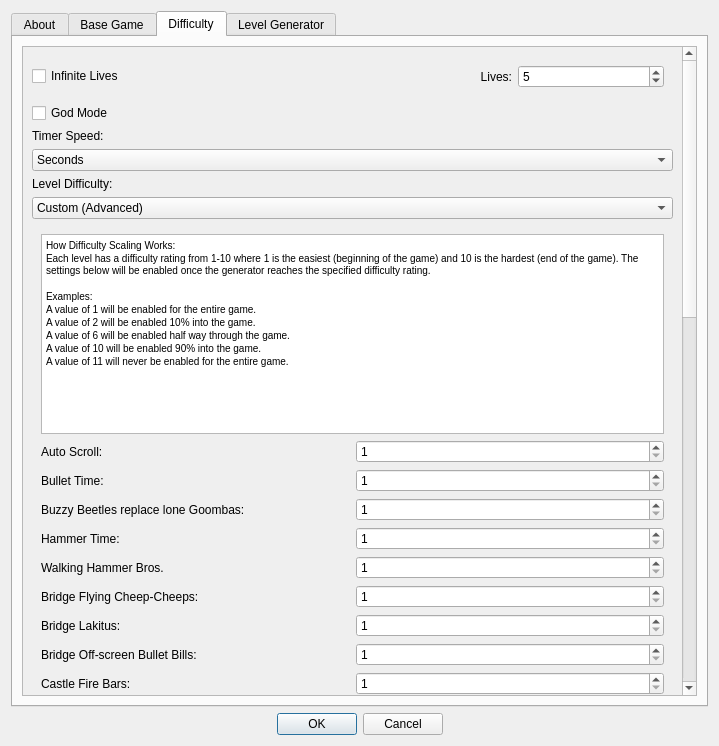
Above: SMB1/SMB1_Compliance_To_SMB1/Configure_Settings_Form.ui from Coolcord/Level-Headed before the change. Below: the same form after it.
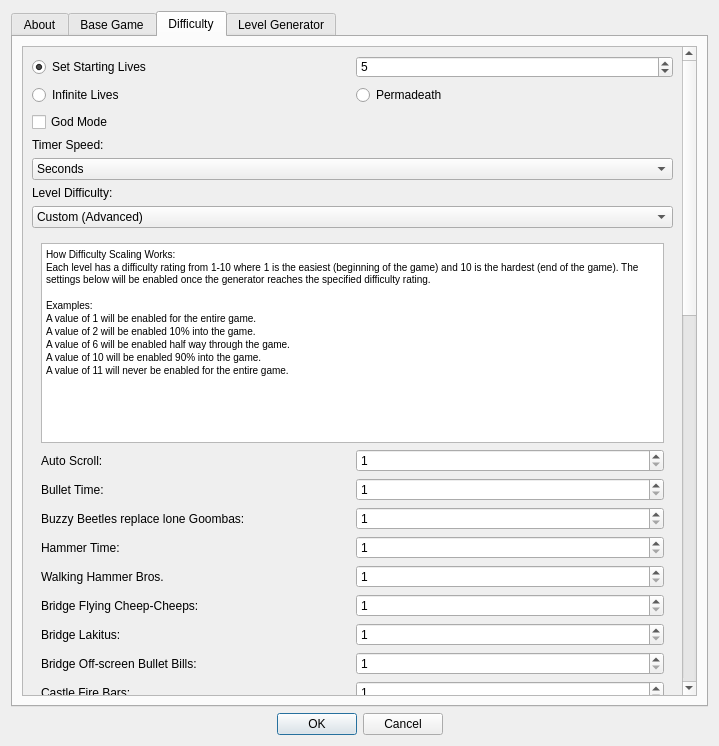
That is the form after the change. The open tabs and pages were chosen to show the change.

The edit to the form file:
```diff
--- a/SMB1/SMB1_Compliance_To_SMB1/Configure_Settings_Form.ui
+++ b/SMB1/SMB1_Compliance_To_SMB1/Configure_Settings_Form.ui
@@ -579,35 +579,44 @@
             <x>0</x>
             <y>0</y>
             <width>652</width>
-            <height>1814</height>
+            <height>1822</height>
            </rect>
           </property>
           <layout class="QVBoxLayout" name="verticalLayout_3">
            <item>
-            <layout class="QHBoxLayout" name="layoutLives">
-             <property name="sizeConstraint">
-              <enum>QLayout::SetDefaultConstraint</enum>
+            <widget class="QWidget" name="groupLives" native="true">
+             <property name="autoFillBackground">
+              <bool>false</bool>
              </property>
-             <item>
-              <widget class="QCheckBox" name="cbInfiniteLives">
-               <property name="text">
-                <string>Infinite Lives</string>
-               </property>
-              </widget>
-             </item>
-             <item>
-              <widget class="QWidget" name="layoutNumLivesWidget" native="true">
-               <layout class="QHBoxLayout" name="layoutNumLives">
-                <property name="sizeConstraint">
-                 <enum>QLayout::SetDefaultConstraint</enum>
-                </property>
+             <property name="styleSheet">
+              <string notr="true">background-color: none;
+</string>
+             </property>
+             <layout class="QVBoxLayout" name="verticalLayout_16">
+              <property name="spacing">
+               <number>7</number>
+              </property>
+              <property name="leftMargin">
+               <number>0</number>
+              </property>
+              <property name="topMargin">
+               <number>0</number>
+              </property>
+              <property name="rightMargin">
+               <number>0</number>
+              </property>
+              <property name="bottomMargin">
+               <number>0</number>
+              </property>
                 <item>
-                 <widget class="QLabel" name="lblLives">
+               <layout class="QHBoxLayout" name="horizontalLayout_7">
+                <item>
+                 <widget class="QRadioButton" name="radioStartingLives">
                   <property name="text">
-                   <string>Lives:</string>
+                   <string>Set Starting Lives</string>
                   </property>
-                  <property name="alignment">
-                   <set>Qt::AlignRight|Qt::AlignTrailing|Qt::AlignVCenter</set>
+                  <property name="checked">
+                   <bool>true</bool>
                   </property>
                  </widget>
                 </item>
@@ -625,6 +634,21 @@
                  </widget>
                 </item>
                </layout>
+              </item>
+              <item>
+               <layout class="QHBoxLayout" name="horizontalLayout_8">
+                <item>
+                 <widget class="QRadioButton" name="radioInfiniteLives">
+                  <property name="text">
+                   <string>Infinite Lives</string>
+                  </property>
+                 </widget>
+                </item>
+                <item>
+                 <widget class="QRadioButton" name="radioPermadeath">
+                  <property name="text">
+                   <string>Permadeath</string>
+                  </property>
               </widget>
              </item>
             </layout>
@@ -640,6 +664,9 @@
              <property name="tristate">
               <bool>false</bool>
              </property>
+               </widget>
+              </item>
+             </layout>
             </widget>
            </item>
            <item>
```
Left out of the diff: 13 changed lines with no effect on the pictures. Lines whose indentation alone changed are shown as unchanged.
